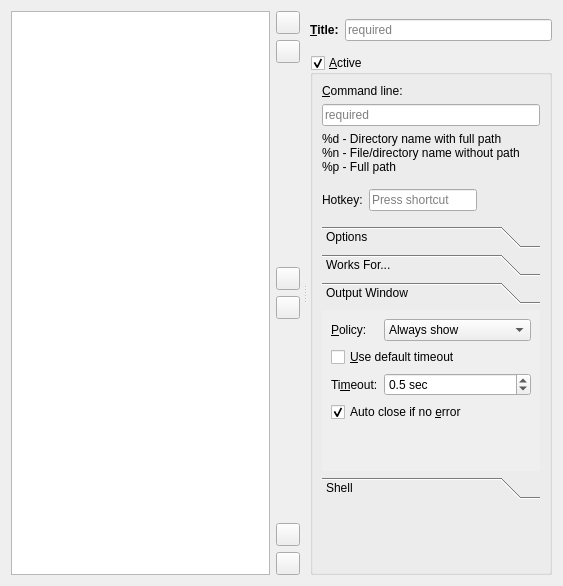
First picture: the form in src/cleanup-config-page.ui, repository Lithopsian/qt6dirstat, before the edit.
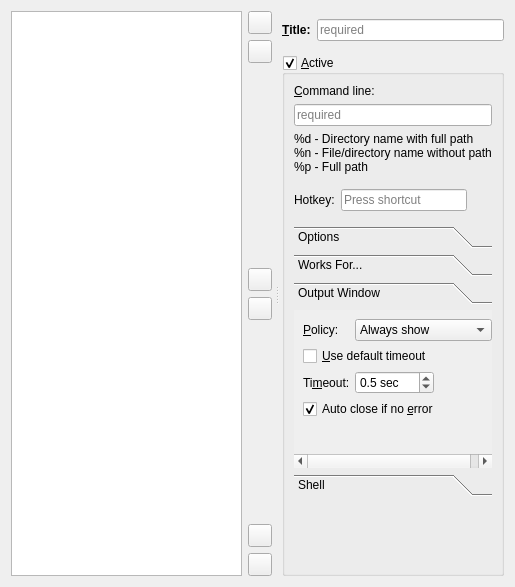
Second picture: the form after the edit. The open tabs and pages were chosen to show the change. Icons and pictures are not drawn.

Commit message: More config page layout tweaks

```diff
--- a/src/cleanup-config-page.ui
+++ b/src/cleanup-config-page.ui
@@ -6,8 +6,8 @@
    <rect>
     <x>0</x>
     <y>0</y>
-    <width>563</width>
-    <height>586</height>
+    <width>515</width>
+    <height>587</height>
    </rect>
   </property>
   <layout class="QVBoxLayout" name="verticalLayout_6">
@@ -258,9 +258,12 @@
               <property name="orientation">
                <enum>Qt::Horizontal</enum>
               </property>
+              <property name="sizeType">
+               <enum>QSizePolicy::Fixed</enum>
+              </property>
               <property name="sizeHint" stdset="0">
                <size>
-                <width>0</width>
+                <width>12</width>
                 <height>24</height>
                </size>
               </property>
@@ -281,6 +284,12 @@
           </item>
           <item>
            <widget class="QToolBox" name="toolBox">
+            <property name="sizePolicy">
+             <sizepolicy hsizetype="Preferred" vsizetype="Minimum">
+              <horstretch>0</horstretch>
+              <verstretch>0</verstretch>
+             </sizepolicy>
+            </property>
             <property name="toolTip">
              <string>Options, refresh policy, output window policy, and command shell</string>
             </property>
@@ -449,8 +458,8 @@
               <rect>
                <x>0</x>
                <y>0</y>
-               <width>250</width>
-               <height>131</height>
+               <width>229</width>
+               <height>163</height>
               </rect>
              </property>
              <property name="toolTip">
@@ -460,8 +469,14 @@
               <string>Output Window</string>
              </attribute>
              <layout class="QVBoxLayout" name="verticalLayout_4">
+              <property name="spacing">
+               <number>0</number>
+              </property>
               <item>
                <layout class="QGridLayout" name="outputWindowPageGridLayout" columnstretch="0,1">
+                <property name="spacing">
+                 <number>5</number>
+                </property>
                 <item row="0" column="0">
                  <widget class="QLabel" name="outputWindowPolicyCaption">
                   <property name="text">
@@ -495,8 +510,14 @@
                   </property>
                  </widget>
                 </item>
-                <item row="2" column="1">
+                <item row="2" column="1" alignment="Qt::AlignLeft">
                  <widget class="QDoubleSpinBox" name="outputWindowTimeoutSpinBox">
+                  <property name="sizePolicy">
+                   <sizepolicy hsizetype="Maximum" vsizetype="Fixed">
+                    <horstretch>0</horstretch>
+                    <verstretch>0</verstretch>
+                   </sizepolicy>
+                  </property>
                   <property name="toolTip">
                    <string>&lt;p style='white-space:pre'&gt;The delay before an output window is shown for this Cleanup.&lt;br/&gt;If the command finishes with no error before the timeout,&lt;br/&gt;then no window is shown,&lt;/p&gt;</string>
                   </property>
@@ -520,8 +541,14 @@
                   </property>
                  </widget>
                 </item>
-                <item row="0" column="1">
+                <item row="0" column="1" alignment="Qt::AlignLeft">
                  <widget class="QComboBox" name="outputWindowPolicyComboBox">
+                  <property name="sizePolicy">
+                   <sizepolicy hsizetype="Maximum" vsizetype="Fixed">
+                    <horstretch>0</horstretch>
+                    <verstretch>0</verstretch>
+                   </sizepolicy>
+                  </property>
                   <property name="toolTip">
                    <string>If and when to open a window for the output of the Cleanup command</string>
                   </property>
```
Left out of the diff: 34 changed lines with no effect on the pictures. The commit also changes 1 other file.
